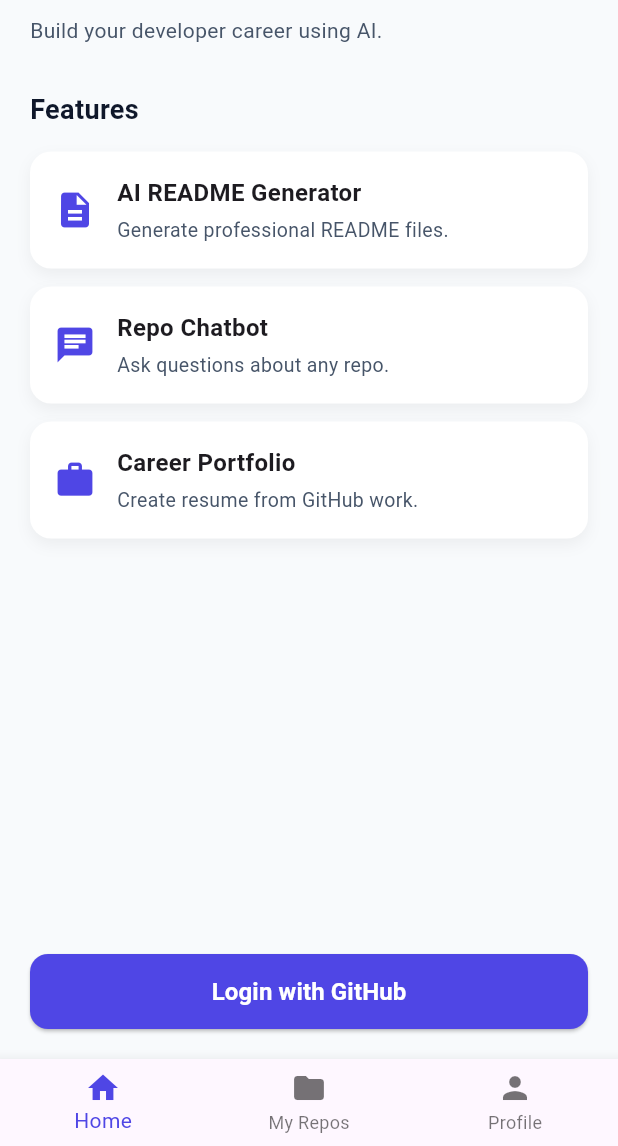
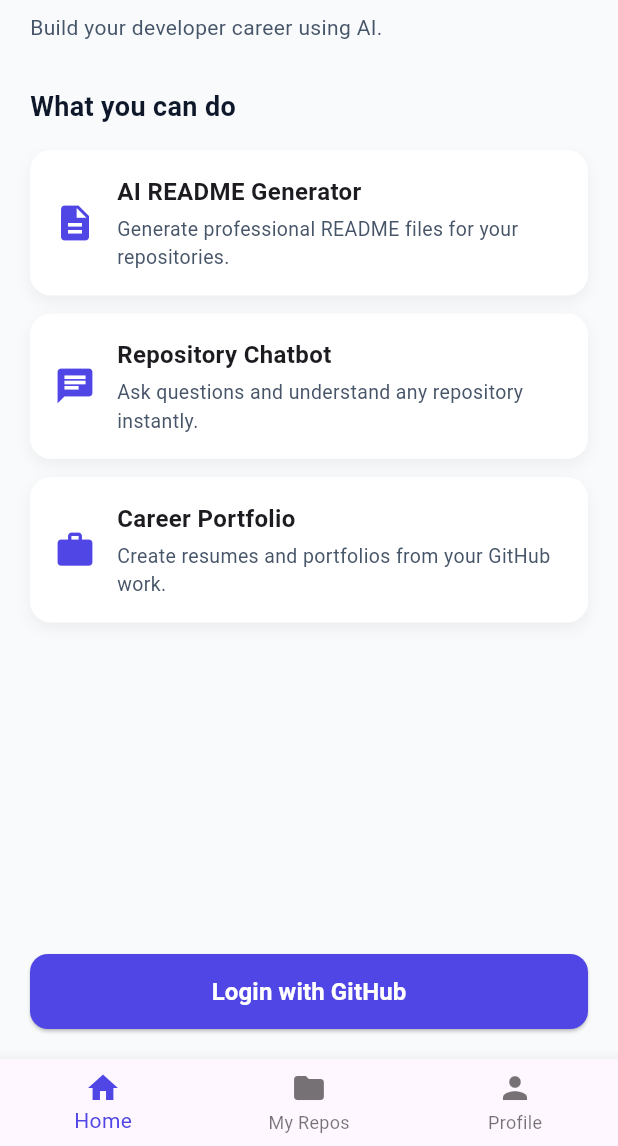
Before and after one commit to rajkumarpogula15/CareerCraft, a Flutter app: the screen it shows after launch, after a tap on "Login with GitHub", on a phone screen of 412 x 824 dp, the part 90-1236 px from its top. Run offline on Flutter 3.47's test engine with Material 3 defaults, Android fonts, the phone set to English and light mode, and no system bars; our stand-ins replace app_links, flutter_secure_storage.

Commit message:
working with db

```diff
--- a/frontend/lib/main.dart
+++ b/frontend/lib/main.dart
@@ -6,66 +6,68 @@ import 'screens/home_screen.dart';
 import 'screens/repos_screen.dart';
 import 'screens/profile_screen.dart';
 import 'state/app_state.dart';
+import 'services/auth_service.dart';
 
 void main() {
   runApp(const CareerCraftApp());
 }
 
-class CareerCraftApp extends StatelessWidget {
+class CareerCraftApp extends StatefulWidget {
   const CareerCraftApp({super.key});
 
   @override
-  Widget build(BuildContext context) {
-    return MaterialApp(
-      debugShowCheckedModeBanner: false,
-      theme: ThemeData(
-        scaffoldBackgroundColor: const Color(0xFFF8FAFC),
-        primaryColor: const Color(0xFF4F46E5),
-        useMaterial3: true,
-      ),
-      home: const MainLayout(),
-    );
-  }
+  State<CareerCraftApp> createState() => _CareerCraftAppState();
 }
 
-class MainLayout extends StatefulWidget {
-  const MainLayout({super.key});
-
-  @override
-  State<MainLayout> createState() => _MainLayoutState();
-}
-
-class _MainLayoutState extends State<MainLayout> {
-  int index = 0;
+class _CareerCraftAppState extends State<CareerCraftApp> {
   final AppLinks _appLinks = AppLinks();
   StreamSubscription<Uri>? _linkSub;
 
+  int index = 0;
+
   late final List<Widget> screens = [
     HomeScreen(onLogin: _refresh),
-    ReposScreen(),
+    const ReposScreen(),
     ProfileScreen(onLogout: _refresh),
   ];
 
   @override
   void initState() {
     super.initState();
+    _restoreSession();
     _initDeepLinks();
   }
 
+  /// Restore JWT from secure storage on app start
+  Future<void> _restoreSession() async {
+    final token = await AuthService.getToken();
+    if (token != null) {
+      AppState.jwt = token;
+      AppState.isLoggedIn = true;
+      setState(() {});
+    }
+  }
+
+  /// Handle deep links from GitHub OAuth
   void _initDeepLinks() async {
-    // Handle app opened from terminated state
     final uri = await _appLinks.getInitialLink();
     _handleUri(uri);
 
-    // Handle app opened while running
     _linkSub = _appLinks.uriLinkStream.listen(_handleUri);
   }
 
-  void _handleUri(Uri? uri) {
+  void _handleUri(Uri? uri) async {
     if (uri == null) return;
 
-    if (uri.scheme == 'careercraft' && uri.host == 'login-success') {
+    if (uri.scheme == 'careercraft' &&
+        uri.host == 'login-success' &&
+        uri.queryParameters['token'] != null) {
+      final token = uri.queryParameters['token']!;
+
+      await AuthService.saveToken(token);
+      AppState.jwt = token;
       AppState.isLoggedIn = true;
+
       setState(() {
         index = 0;
       });
@@ -84,7 +86,14 @@ class _MainLayoutState extends State<MainLayout> {
 
   @override
   Widget build(BuildContext context) {
-    return Scaffold(
+    return MaterialApp(
+      debugShowCheckedModeBanner: false,
+      theme: ThemeData(
+        scaffoldBackgroundColor: const Color(0xFFF8FAFC),
+        primaryColor: const Color(0xFF4F46E5),
+        useMaterial3: true,
+      ),
+      home: Scaffold(
         body: screens[index],
         bottomNavigationBar: BottomNavigationBar(
           currentIndex: index,
@@ -92,9 +101,13 @@ class _MainLayoutState extends State<MainLayout> {
           selectedItemColor: const Color(0xFF4F46E5),
           items: const [
             BottomNavigationBarItem(icon: Icon(Icons.home), label: 'Home'),
-          BottomNavigationBarItem(icon: Icon(Icons.folder), label: 'My Repos'),
+            BottomNavigationBarItem(
+              icon: Icon(Icons.folder),
+              label: 'My Repos',
+            ),
             BottomNavigationBarItem(icon: Icon(Icons.person), label: 'Profile'),
           ],
+        ),
       ),
     );
   }
--- a/frontend/lib/screens/home_screen.dart
+++ b/frontend/lib/screens/home_screen.dart
@@ -1,22 +1,61 @@
+import 'dart:async';
+
 import 'package:flutter/material.dart';
+import 'package:url_launcher/url_launcher.dart';
+import 'package:app_links/app_links.dart';
+
 import '../state/app_state.dart';
+import '../config/app_config.dart';
 import '../widgets/feature_card.dart';
 import '../widgets/primary_button.dart';
 import '../widgets/section_title.dart';
-import 'package:url_launcher/url_launcher.dart';
-import '../config/app_config.dart';
 
-class HomeScreen extends StatelessWidget {
+class HomeScreen extends StatefulWidget {
   final VoidCallback onLogin;
+
   const HomeScreen({super.key, required this.onLogin});
 
-  final String backendUrl = AppConfig.backendBaseUrl;
+  @override
+  State<HomeScreen> createState() => _HomeScreenState();
+}
 
-  Future<void> login() async {
-    await launchUrl(
-      Uri.parse('$backendUrl/auth/github/login'),
-      mode: LaunchMode.externalApplication,
-    );
+class _HomeScreenState extends State<HomeScreen> {
+  final AppLinks _appLinks = AppLinks();
+  StreamSubscription<Uri>? _linkSub;
+
+  @override
+  void initState() {
+    super.initState();
+    _initDeepLinks();
+  }
+
+  /// 🔗 Listen for GitHub OAuth deep link
+  void _initDeepLinks() {
+    _linkSub = _appLinks.uriLinkStream.listen((Uri uri) async {
+      if (!mounted) return;
+
+      if (uri.scheme == 'careercraft' && uri.host == 'login-success') {
+        final token = uri.queryParameters['token'];
+
+        if (token != null) {
+          await AppState.saveToken(token);
+
+          setState(() {}); // 🔥 THIS updates UI instantly
+          widget.onLogin();
+        }
+      }
+    });
+  }
+
+  @override
+  void dispose() {
+    _linkSub?.cancel();
+    super.dispose();
+  }
+
+  Future<void> _loginWithGitHub() async {
+    final url = Uri.parse('${AppConfig.backendBaseUrl}/auth/github/login');
+    await launchUrl(url, mode: LaunchMode.externalApplication);
   }
 
   @override
@@ -29,6 +68,7 @@ class HomeScreen extends StatelessWidget {
     );
   }
 
+  /// UI BEFORE LOGIN
   Widget _loggedOut() {
     return Column(
       crossAxisAlignment: CrossAxisAlignment.start,
@@ -37,53 +77,62 @@ class HomeScreen extends StatelessWidget {
           'CareerCraft',
           style: TextStyle(fontSize: 28, fontWeight: FontWeight.bold),
         ),
-        const SizedBox(height: 10),
+        const SizedBox(height: 8),
         const Text(
           'Build your developer career using AI.',
-          style: TextStyle(color: Color(0xFF475569)),
+          style: TextStyle(color: Color(0xFF475569), fontSize: 14),
         ),
         const SizedBox(height: 30),
 
-        const SectionTitle(title: 'Features'),
-        const SizedBox(height: 15),
+        const SectionTitle(title: 'What you can do'),
+        const SizedBox(height: 16),
 
         const FeatureCard(
           icon: Icons.description,
           title: 'AI README Generator',
-          description: 'Generate professional README files.',
+          description:
+              'Generate professional README files for your repositories.',
         ),
         const FeatureCard(
           icon: Icons.chat,
-          title: 'Repo Chatbot',
-          description: 'Ask questions about any repo.',
+          title: 'Repository Chatbot',
+          description: 'Ask questions and understand any repository instantly.',
         ),
         const FeatureCard(
           icon: Icons.work,
           title: 'Career Portfolio',
-          description: 'Create resume from GitHub work.',
+          description: 'Create resumes and portfolios from your GitHub work.',
         ),
 
         const Spacer(),
-        PrimaryButton(label: 'Login with GitHub', onTap: login),
+
+        PrimaryButton(label: 'Login with GitHub', onTap: _loginWithGitHub),
       ],
     );
   }
 
+  /// UI AFTER LOGIN
   Widget _loggedIn() {
     return Column(
       crossAxisAlignment: CrossAxisAlignment.start,
       children: const [
         SectionTitle(title: 'My Workspace'),
         SizedBox(height: 20),
+
         FeatureCard(
           icon: Icons.star,
-          title: 'Favourite Repos',
-          description: 'Quick access to starred repos.',
+          title: 'Favourite Repositories',
+          description: 'Quick access to repositories you care about.',
         ),
         FeatureCard(
           icon: Icons.history,
           title: 'Recent Activity',
-          description: 'Continue your recent work.',
+          description: 'Continue where you left off.',
+        ),
+        FeatureCard(
+          icon: Icons.auto_awesome,
+          title: 'AI Tools',
+          description: 'Generate READMEs, chat with repos, and more.',
         ),
       ],
     );
--- /dev/null
+++ b/frontend/lib/services/auth_service.dart
@@ -0,0 +1,18 @@
+import 'package:flutter_secure_storage/flutter_secure_storage.dart';
+
+class AuthService {
+  static const _storage = FlutterSecureStorage();
+  static const _tokenKey = 'jwt_token';
+
+  static Future<void> saveToken(String token) async {
+    await _storage.write(key: _tokenKey, value: token);
+  }
+
+  static Future<String?> getToken() async {
+    return await _storage.read(key: _tokenKey);
+  }
+
+  static Future<void> logout() async {
+    await _storage.delete(key: _tokenKey);
+  }
+}
--- a/frontend/lib/state/app_state.dart
+++ b/frontend/lib/state/app_state.dart
@@ -1,11 +1,39 @@
+import 'package:flutter_secure_storage/flutter_secure_storage.dart';
+
 class AppState {
   static bool isLoggedIn = false;
+  static String? jwt;
+  static Map<String, dynamic>? user;
 
-  /// Stores GitHub profile data
-  /// Example:
-  /// {
-  ///   name, username, avatar, bio,
-  ///   followers, following, public_repos
-  /// }
-  static Map<String, dynamic>? user;
+  static const FlutterSecureStorage _storage = FlutterSecureStorage();
+
+  /// Save token securely and update app state
+  static Future<void> saveToken(String token) async {
+    jwt = token;
+    isLoggedIn = true;
+    await _storage.write(key: 'jwt', value: token);
+  }
+
+  /// Load token from secure storage on app start
+  static Future<void> loadToken() async {
+    jwt = await _storage.read(key: 'jwt');
+    isLoggedIn = jwt != null;
+  }
+
+  /// Login and persist token
+  static Future<void> login({
+    required String token,
+    required Map<String, dynamic> profile,
+  }) async {
+    user = profile;
+    await saveToken(token);
+  }
+
+  /// Logout and clear all stored data
+  static Future<void> logout() async {
+    jwt = null;
+    user = null;
+    isLoggedIn = false;
+    await _storage.delete(key: 'jwt');
+  }
 }
--- a/frontend/pubspec.yaml
+++ b/frontend/pubspec.yaml
@@ -37,6 +37,7 @@ dependencies:
   http: ^1.6.0
   url_launcher: ^6.3.2
   app_links: ^6.1.1
+  flutter_secure_storage: ^10.0.0
 
 dev_dependencies:
   flutter_test:
```
Also changed, not shown: frontend/lib/screens/profile_screen.dart (+75 -20 lines), frontend/lib/screens/repos_screen.dart (+8 -1 lines), frontend/lib/services/deep_link_service.dart (added, +24 -0 lines), frontend/pubspec.lock, 11 other files. Lines whose indentation alone changed are shown as unchanged.
